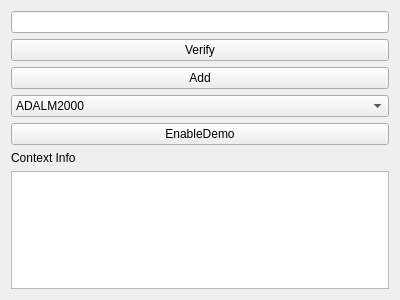
First picture: the form in core/ui/scopyhomeaddpage.ui, repository analogdevicesinc/scopy, before the edit.
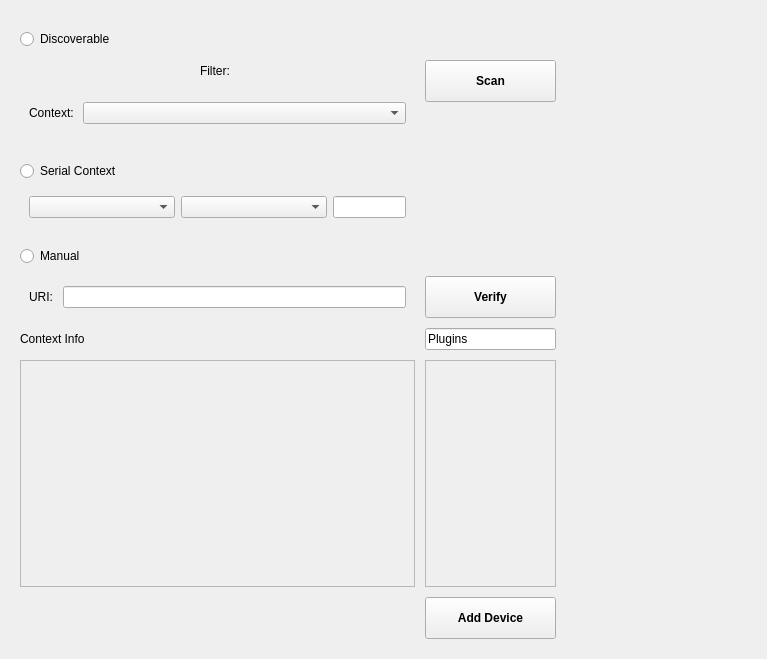
Second picture: the form after the edit.

Commit message: gui/scopyHomeAddPage: Add page initial version.

The edit to the form file:
```diff
--- a/core/ui/scopyhomeaddpage.ui
+++ b/core/ui/scopyhomeaddpage.ui
@@ -6,70 +6,254 @@
    <rect>
     <x>0</x>
     <y>0</y>
-    <width>400</width>
-    <height>300</height>
+    <width>767</width>
+    <height>659</height>
    </rect>
   </property>
   <property name="windowTitle">
    <string>Form</string>
   </property>
-  <layout class="QVBoxLayout" name="verticalLayout">
-   <item>
-    <widget class="QLineEdit" name="editUri"/>
-   </item>
-   <item>
-    <widget class="QPushButton" name="btnVerify">
-     <property name="text">
-      <string>Verify</string>
-     </property>
-    </widget>
-   </item>
-   <item>
-    <widget class="QPushButton" name="btnAdd">
-     <property name="text">
-      <string>Add</string>
-     </property>
-    </widget>
-   </item>
-   <item>
-    <widget class="QComboBox" name="cmbDemo">
-     <item>
-      <property name="text">
-       <string>ADALM2000</string>
+  <layout class="QGridLayout" name="gridLayout" columnstretch="3,1">
+   <item row="1" column="0">
+    <widget class="QWidget" name="leftArea" native="true">
+     <layout class="QGridLayout" name="gridLayout_2" columnstretch="3,1">
+      <property name="spacing">
+       <number>10</number>
       </property>
-     </item>
+      <item row="7" column="1">
+       <widget class="QPushButton" name="btnAdd">
+        <property name="styleSheet">
+         <string notr="true">QPushButton{width: 95px;
+								height: 40px;
+						 		font-size: 12px;
+						   		text-align: center;
+						   		font-weight: bold;
+						   		padding-left: 15px;
+						   		padding-right: 15px;
+						 		}</string>
+        </property>
+        <property name="text">
+         <string>Add Device</string>
+        </property>
+       </widget>
+      </item>
+      <item row="2" column="0">
+       <widget class="QWidget" name="serialContextSection" native="true">
+        <layout class="QVBoxLayout" name="verticalLayout_2">
+         <property name="leftMargin">
+          <number>0</number>
+         </property>
+         <property name="rightMargin">
+          <number>0</number>
+         </property>
+         <item>
+          <widget class="QRadioButton" name="radioBtnSerial">
+           <property name="text">
+            <string>Serial Context</string>
+           </property>
+          </widget>
+         </item>
+         <item>
+          <widget class="QWidget" name="serialSettingsWidget" native="true">
+           <layout class="QHBoxLayout" name="horizontalLayout_3" stretch="2,2,1">
+            <item>
+             <widget class="QComboBox" name="devComboBoxSerial"/>
+            </item>
+            <item>
+             <widget class="QComboBox" name="comboBoxBoudRate"/>
+            </item>
+            <item>
+             <widget class="QLineEdit" name="frameConfigurationEdit"/>
+            </item>
+           </layout>
+          </widget>
+         </item>
+        </layout>
+       </widget>
+      </item>
+      <item row="6" column="0">
+       <widget class="QScrollArea" name="scrollArea_2">
+        <property name="widgetResizable">
+         <bool>true</bool>
+        </property>
+        <widget class="QWidget" name="infoWidget">
+         <property name="geometry">
+          <rect>
+           <x>0</x>
+           <y>0</y>
+           <width>395</width>
+           <height>207</height>
+          </rect>
+         </property>
+        </widget>
+       </widget>
+      </item>
+      <item row="5" column="0">
+       <widget class="QLabel" name="contextInfoLabel">
+        <property name="text">
+         <string>Context Info</string>
+        </property>
+       </widget>
+      </item>
+      <item row="5" column="1">
+       <widget class="QLineEdit" name="editPlugins">
+        <property name="text">
+         <string>Plugins</string>
+        </property>
+        <property name="readOnly">
+         <bool>true</bool>
+        </property>
+       </widget>
+      </item>
+      <item row="3" column="0">
+       <widget class="QRadioButton" name="radioBtnManual">
+        <property name="text">
+         <string>Manual</string>
+        </property>
+        <property name="checked">
+         <bool>false</bool>
+        </property>
+       </widget>
+      </item>
+      <item row="6" column="1">
+       <widget class="QScrollArea" name="scrollArea">
+        <property name="widgetResizable">
+         <bool>true</bool>
+        </property>
+        <widget class="QWidget" name="pluginsWidget">
+         <property name="geometry">
+          <rect>
+           <x>0</x>
+           <y>0</y>
+           <width>130</width>
+           <height>207</height>
+          </rect>
+         </property>
+         <layout class="QVBoxLayout" name="verticalLayout"/>
+        </widget>
+       </widget>
+      </item>
+      <item row="1" column="0">
+       <widget class="QWidget" name="discoverableSection" native="true">
+        <layout class="QVBoxLayout" name="verticalLayout_3">
+         <property name="leftMargin">
+          <number>0</number>
+         </property>
+         <property name="rightMargin">
+          <number>0</number>
+         </property>
+         <item>
+          <widget class="QRadioButton" name="radioBtnDiscover">
+           <property name="text">
+            <string>Discoverable</string>
+           </property>
+           <property name="checked">
+            <bool>false</bool>
+           </property>
+          </widget>
+         </item>
+         <item>
+          <widget class="QWidget" name="filterWidget" native="true">
+           <layout class="QHBoxLayout" name="horizontalLayout">
+            <item>
+             <widget class="QLabel" name="labelFilter">
+              <property name="sizePolicy">
+               <sizepolicy hsizetype="Fixed" vsizetype="Preferred">
+                <horstretch>0</horstretch>
+                <verstretch>0</verstretch>
+               </sizepolicy>
+              </property>
+              <property name="text">
+               <string>Filter: </string>
+              </property>
+             </widget>
+            </item>
+           </layout>
+          </widget>
+         </item>
+         <item>
+          <widget class="QWidget" name="discoveredContextsWidget" native="true">
+           <layout class="QHBoxLayout" name="horizontalLayout_2">
+            <item>
+             <widget class="QLabel" name="labelContext">
+              <property name="sizePolicy">
+               <sizepolicy hsizetype="Fixed" vsizetype="Preferred">
+                <horstretch>0</horstretch>
+                <verstretch>0</verstretch>
+               </sizepolicy>
+              </property>
+              <property name="text">
+               <string>Context: </string>
+              </property>
+             </widget>
+            </item>
+            <item>
+             <widget class="QComboBox" name="comboBoxContexts"/>
+            </item>
+           </layout>
+          </widget>
+         </item>
+        </layout>
+       </widget>
+      </item>
+      <item row="4" column="0">
+       <widget class="QWidget" name="uriWidget" native="true">
+        <layout class="QHBoxLayout" name="horizontalLayout_4">
+         <item>
+          <widget class="QLabel" name="labelUri">
+           <property name="text">
+            <string>URI: </string>
+           </property>
+          </widget>
+         </item>
+         <item>
+          <widget class="QLineEdit" name="editUri"/>
+         </item>
+        </layout>
+       </widget>
+      </item>
+      <item row="4" column="1">
+       <widget class="QPushButton" name="btnVerify">
+        <property name="styleSheet">
+         <string notr="true">QPushButton{width: 95px;
+								height: 40px;
+						 		font-size: 12px;
+						   		text-align: center;
+						   		font-weight: bold;
+						   		padding-left: 15px;
+						   		padding-right: 15px;
+						 		}</string>
+        </property>
+        <property name="text">
+         <string>Verify</string>
+        </property>
+       </widget>
+      </item>
+      <item row="1" column="1">
+       <widget class="QPushButton" name="btnScan">
+        <property name="styleSheet">
+         <string notr="true">QPushButton{width: 95px;
+								height: 40px;
+						 		font-size: 12px;
+						   		text-align: center;
+						   		font-weight: bold;
+						   		padding-left: 15px;
+						   		padding-right: 15px;
+						 		}</string>
+        </property>
+        <property name="text">
+         <string>Scan</string>
+        </property>
+       </widget>
+      </item>
+     </layout>
     </widget>
    </item>
-   <item>
-    <widget class="QPushButton" name="btnEnableDemo">
-     <property name="text">
-      <string>EnableDemo</string>
-     </property>
+   <item row="1" column="1">
+    <widget class="QWidget" name="rightArea" native="true">
+     <layout class="QGridLayout" name="gridLayout_3"/>
     </widget>
    </item>
-   <item>
-    <widget class="QLabel" name="label">
-     <property name="text">
-      <string>Context Info</string>
-     </property>
-    </widget>
-   </item>
-   <item>
-    <widget class="QTextBrowser" name="ctxInfoBrowser"/>
-   </item>
-   <item>
-    <spacer name="verticalSpacer">
-     <property name="orientation">
-      <enum>Qt::Vertical</enum>
-     </property>
-     <property name="sizeHint" stdset="0">
-      <size>
-       <width>20</width>
-       <height>40</height>
-      </size>
-     </property>
-    </spacer>
-   </item>
   </layout>
  </widget>
  <resources/>
```
The commit also changes 5 other files.
